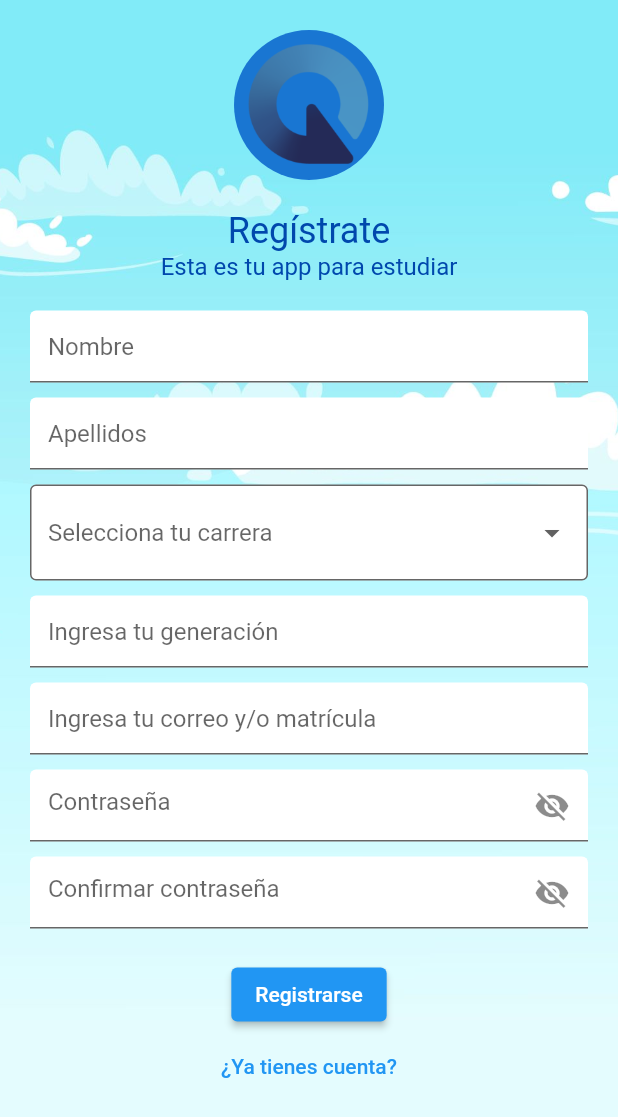
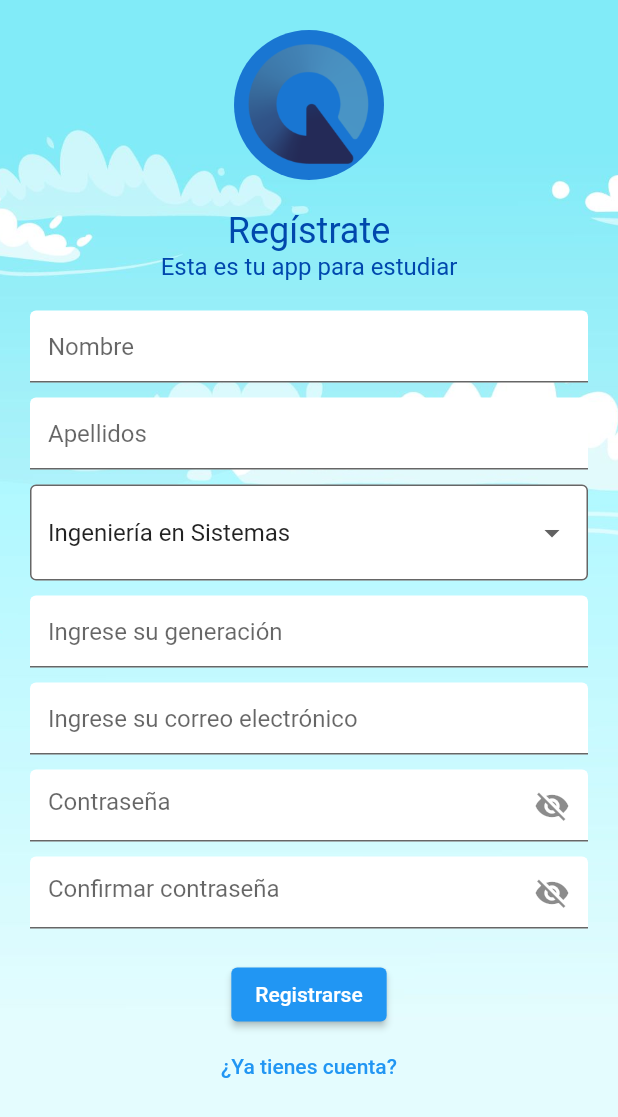
Before and after one commit to Michinded/cardenal_devs, a Flutter app: the RegisterPage screen opened by its route, after a tap on "Registrarse", on a phone screen of 412 x 824 dp. Shown: the top 1117 px of the screen. Run offline on Flutter 3.47's test engine with Material 2 defaults, Android fonts, the phone set to English and light mode, and no system bars; our stand-ins replace firebase_auth, firebase_core, flutter_rating_bar; accounts and stored records are empty.

```diff
--- a/lib/pages/register/register_controller.dart
+++ b/lib/pages/register/register_controller.dart
@@ -7,6 +7,18 @@ class RegisterController{
   TextEditingController emailController = TextEditingController();
   TextEditingController passwordController = TextEditingController();
   TextEditingController confirmPasswordController = TextEditingController();
+  TextEditingController nombreController = TextEditingController();
+  TextEditingController apellidosController = TextEditingController();
+  TextEditingController carreraController = TextEditingController();
+  TextEditingController generacionController = TextEditingController();
+
+  String _selectedCarrera = ''; // Valor inicial del DropdownButtonFormField
+
+  String get carrera => _selectedCarrera;
+  set carrera(String newValue) {
+    _selectedCarrera = newValue;
+    carreraController.text = newValue;
+  }
 
   Future init(BuildContext context) async {
     this.context = context;
@@ -36,8 +48,26 @@ class RegisterController{
     String _email = emailController.text;
     String _password = passwordController.text;
     String _confirmPassword = confirmPasswordController.text;
+    String _nombre = nombreController.text;
+    String _apellidos = apellidosController.text;
+    String _carrera_end = carrera;
+    String _generacion = generacionController.text;
+
+    // Validar que los campos no estén vacíos
+    if (_email.isEmpty || _password.isEmpty || _confirmPassword.isEmpty || _nombre.isEmpty || _apellidos.isEmpty || _carrera_end.isEmpty || _generacion.isEmpty) {
+      _showSnackBar("Por favor, rellene todos los campos");
+      return;
+    }
 
     if (_password == _confirmPassword) {
+      print("Las contraseñas coinciden");
+      print("Nombre: $_nombre");
+      print("Apellidos: $_apellidos");
+      print("Carrera: $_carrera_end");
+      print("Generación: $_generacion");
+      print("email: $_email");
+      print("password: $_password");
+
       try {
         // Se crea el usuario con el email y el password
         await AuthProvider().getFirebaseAuth().createUserWithEmailAndPassword(email: _email, password: _password);
@@ -52,7 +82,11 @@ class RegisterController{
           _showSnackBar("Error al crear el usuario o ya esta en uso el correo, verifique sus datos");
         }
       }
+    }else{
+      print("Las contraseñas no coinciden");
     }
+
+
   }
 
 
--- a/lib/pages/register/register_view.dart
+++ b/lib/pages/register/register_view.dart
@@ -1,3 +1,4 @@
+import 'package:cardenal_devs/pages/register/register_controller.dart';
 import 'package:flutter/material.dart';
 
 class RegisterPage extends StatefulWidget {
@@ -9,12 +10,19 @@ class _RegisterPageState extends State<RegisterPage> {
   bool _showPassword = false;
   String? _selectedCarrera;
   static const Color color_primary = Color(0xFF0048ad);
+  final RegisterController _con = RegisterController();
   final List<String> _carreras = [
     'Ingeniería en Sistemas',
     'Ingeniería Civil',
     'Medicina',
     // Agrega las carreras que necesites
   ];
+
+  @override
+  void initState() {
+    super.initState();
+    _con.carrera = _carreras[0]; // Establecer el valor inicial para _selectedCarrera
+  }
 
   @override
   Widget build(BuildContext context) {
@@ -55,7 +63,8 @@ class _RegisterPageState extends State<RegisterPage> {
                   ),
                 ),
                 const SizedBox(height: 20.0),
-                const TextField(
+                 TextField(
+                  controller: _con.nombreController,
                   decoration: InputDecoration(
                     hintText: 'Nombre',
                     filled: true,
@@ -64,6 +73,7 @@ class _RegisterPageState extends State<RegisterPage> {
                 ),
                 const SizedBox(height: 10.0),
                 TextField(
+                  controller: _con.apellidosController,
                   decoration: const InputDecoration(
                     hintText: 'Apellidos',
                     filled: true,
@@ -76,7 +86,7 @@ class _RegisterPageState extends State<RegisterPage> {
                     filled: true,
                     fillColor: Colors.white,
                     border: OutlineInputBorder(),
-                    hintText: "Selecciona tu carrera",
+                    hintText: "Seleccione su carrera",
                   ),
                   items: _carreras.map((String value) {
                     return DropdownMenuItem<String>(
@@ -86,29 +96,32 @@ class _RegisterPageState extends State<RegisterPage> {
                   }).toList(),
                   onChanged: (newValue) {
                     setState(() {
-                      _selectedCarrera = newValue;
+                      _con.carrera = newValue!; // Actualiza el valor en el controlador
                     });
                   },
-                  value: _selectedCarrera,
+                  value: _con.carrera,
                 ),
                 const SizedBox(height: 10.0),
-                const TextField(
-                  decoration: InputDecoration(
-                    hintText: 'Ingresa tu generación',
+                 TextField(
+                  controller: _con.generacionController,
+                  decoration: const InputDecoration(
+                    hintText: 'Ingrese su generación',
                     filled: true,
                     fillColor: Colors.white,
                   ),
                 ),
                 const SizedBox(height: 10.0),
                 TextField(
-                  decoration: InputDecoration(
-                    hintText: 'Ingresa tu correo y/o matrícula',
+                  controller: _con.emailController,
+                  decoration: const InputDecoration(
+                    hintText: 'Ingrese su correo electrónico',
                     filled: true,
                     fillColor: Colors.white,
                   ),
                 ),
                 SizedBox(height: 10.0),
                 TextField(
+                  controller: _con.passwordController,
                   obscureText: !_showPassword,
                   decoration: InputDecoration(
                     hintText: 'Contraseña',
@@ -129,6 +142,7 @@ class _RegisterPageState extends State<RegisterPage> {
                 SizedBox(height: 10.0),
                 TextField(
                   obscureText: !_showPassword,
+                  controller: _con.confirmPasswordController,
                   decoration: InputDecoration(
                     hintText: 'Confirmar contraseña',
                     filled: true,
@@ -149,6 +163,7 @@ class _RegisterPageState extends State<RegisterPage> {
                 ElevatedButton(
                   onPressed: () {
                     // Acción del botón
+                    _con.register();
                   },
                   child: Text('Registrarse'),
                 ),
```
